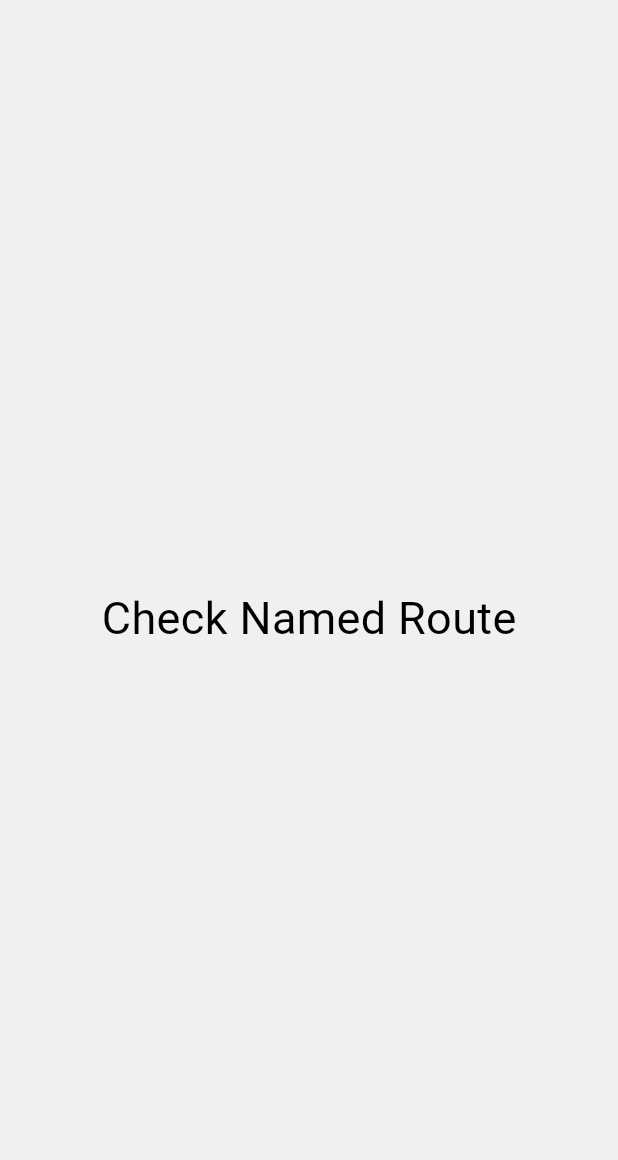
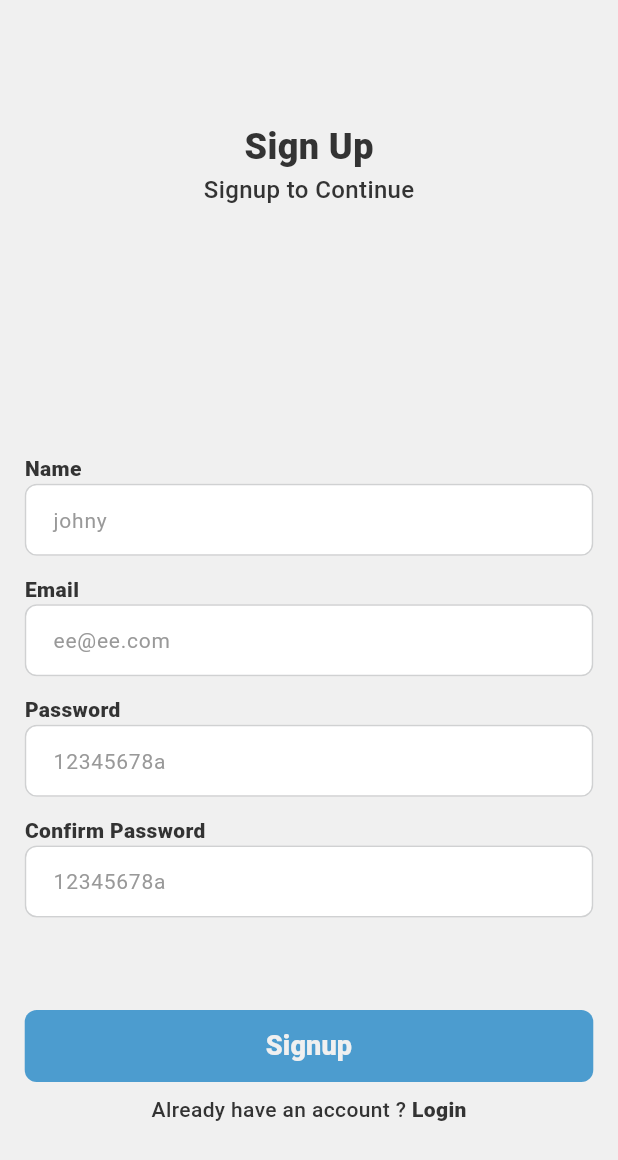
Before and after one commit to ehsankkk1/File-Manager, a Flutter app: the screen it shows after launch, after a tap on "Login", after a tap on "Don't have an account ?", on a phone screen of 412 x 824 dp. Shown: the top 1160 px of the screen. Run offline on Flutter 3.47's test engine with Material 3 defaults, Android fonts, the phone set to English and light mode, and no system bars; our stand-ins replace bloc, equatable, file_picker, flutter_bloc, flutter_svg, get_it and 4 more; network calls fail; Roboto replaces fonts that are missing (Tajawal); project files that could hold a hidden picture were left out.

Commit message:
signup screen

```diff
--- a/lib/features/auth/data/repositories/user_repo_impl.dart
+++ b/lib/features/auth/data/repositories/user_repo_impl.dart
@@ -12,7 +12,9 @@ class UserRepoImpl extends UserRepo {
   Future login(LoginUserEvent loginUserEvent) async {
     return userDataSource.loginUserDataSource(loginUserEvent);
   }
-
+  Future signup(SignUpEvent signUpEvent) async {
+    return userDataSource.signupDataSource(signUpEvent);
+  }
   @override
   Future logout() {
     // TODO: implement logout
--- a/lib/features/auth/domain/repositories/user_repo.dart
+++ b/lib/features/auth/domain/repositories/user_repo.dart
@@ -4,6 +4,7 @@ import '../entities/user_entity.dart';
 
 abstract class UserRepo {
   Future login(LoginUserEvent loginUserEvent);
+  Future signup(SignUpEvent signUpEvent);
   Future logout();
   Future saveUserLocalRepo(User user);
   Future removeUserFromLocalRepo();
--- /dev/null
+++ b/lib/features/auth/domain/use_cases/signup_usecase.dart
@@ -0,0 +1,13 @@
+import 'package:file_manager/features/auth/presentation/bloc/user/user_bloc.dart';
+
+import '../repositories/user_repo.dart';
+
+class SignupUsecase {
+  final UserRepo userRepo;
+
+  SignupUsecase(this.userRepo);
+
+  Future call(SignUpEvent signupEvent) async {
+    return await userRepo.signup(signupEvent);
+  }
+}
--- /dev/null
+++ b/lib/features/auth/presentation/pages/signup_screen.dart
@@ -0,0 +1,206 @@
+import 'package:file_manager/utility/theme/color_style.dart';
+import 'package:flutter/material.dart';
+import 'package:flutter_bloc/flutter_bloc.dart';
+import '../../../../utility/dialogs_and_snackbars/dialogs_snackBar.dart';
+import '../../../../utility/global_widgets/custom_text_field.dart';
+import '../../../../utility/global_widgets/elevated_button_widget.dart';
+import '../../../../utility/router/app_routes.dart';
+import '../../../../utility/theme/text_styles.dart';
+import '../bloc/user/user_bloc.dart';
+
+class SignupScreen extends StatefulWidget {
+  const SignupScreen({Key? key}) : super(key: key);
+
+  @override
+  State<SignupScreen> createState() => _SignupScreenState();
+}
+
+class _SignupScreenState extends State<SignupScreen> {
+  static final GlobalKey<FormState> _key = GlobalKey<FormState>();
+  TextEditingController nameController = TextEditingController();
+  TextEditingController emailController = TextEditingController();
+  TextEditingController passwordController = TextEditingController();
+  TextEditingController confirmPasswordController = TextEditingController();
+
+  @override
+  Widget build(BuildContext context) {
+    double getWidth = MediaQuery.of(context).size.width;
+    double getHeight = MediaQuery.of(context).size.height;
+    final double heightBetweenFields = getHeight * 0.015;
+
+    return BlocListener<UserBloc, UserState>(
+      listener: (context, state) {
+        if (state is UserLoggedState) {
+          Navigator.of(context).pushNamedAndRemoveUntil(
+              AppRoutes.bottomNavBarScreen, (Route<dynamic> route) => false);
+        }
+        if (state is UserErrorState) {
+          DialogsWidgetsSnackBar.showSnackBarFromStatus(
+              context: context,
+              helperResponse: state.helperResponse,
+              showServerError: true);
+        }
+      },
+      child: ColoredBox(
+        color: AppColors.kBackGroundColor,
+        child: SafeArea(
+            child: Scaffold(
+              backgroundColor: AppColors.kBackGroundColor,
+              appBar: AppBar(),
+              body: Form(
+                key: _key,
+                child: ListView(
+                  padding: EdgeInsets.fromLTRB(getWidth * 0.04, getWidth * 0.06,
+                      getWidth * 0.04, getWidth * 0.03),
+                  children: [
+                    Column(
+                      crossAxisAlignment: CrossAxisAlignment.center,
+                      children: [
+                        const Text(
+                          "Sign Up",
+                          style: AppFontStyles.boldH1,
+                        ),
+                        const Text(
+                          "Signup to Continue",
+                          style: AppFontStyles.mediumH3,
+                        ),
+                        SizedBox(
+                          height: getHeight * 0.05,
+                        ),
+
+                        // text fields
+                        Column(
+                          crossAxisAlignment: CrossAxisAlignment.start,
+                          children: [
+                            // phone number text field
+                            SizedBox(
+                              height: getHeight * 0.15,
+                            ),
+                            CustomTextField(
+                              label: "Name",
+                              controller: nameController,
+                              hintText: "johny",
+                              validator: (value){
+                                if (value == null || value.isEmpty) {
+                                  return "Name is required";
+                                }
+                              },
+                            ),
+                            SizedBox(
+                              height: heightBetweenFields,
+                            ),
+                            CustomTextField(
+                              label: "Email",
+                              controller: emailController,
+                              hintText: "ee@ee.com",
+                              validator: (value){
+                                if (value == null || value.isEmpty) {
+                                  return "Email is required";
+                                }
+                              },
+                            ),
+
+                            // password text field
+                            SizedBox(
+                              height: heightBetweenFields,
+                            ),
+
+                            CustomTextField(
+                              action: TextInputAction.done,
+                              controller: passwordController,
+                              label: "Password",
+                              onlyNumber: false,
+                              validator: (value) {
+                                if (value == null || value.isEmpty) {
+                                  return "Password is required";
+                                }
+                                RegExp regex = RegExp(r'^(?=.*?[a-z]).{8,}$');
+                                if (!regex.hasMatch(value)) {
+                                  return 'Please Enter valid password';
+                                }
+                                return null;
+                              },
+                              hintText: '12345678a',
+                              textInputType: TextInputType.visiblePassword,
+                              passwordBool: true,
+                            ),
+
+                            SizedBox(
+                              height: heightBetweenFields,
+                            ),
+                            CustomTextField(
+                              action: TextInputAction.done,
+                              controller: confirmPasswordController,
+                              label: "Confirm Password",
+                              onlyNumber: false,
+                              validator: (value) {
+                                if (value != passwordController.text) {
+                                  return "Must be identical with the password";
+                                }
+
+                                return null;
+                              },
+                              hintText: '12345678a',
+                              textInputType: TextInputType.visiblePassword,
+                              passwordBool: true,
+                            ),
+                            SizedBox(
+                              height: heightBetweenFields,
+                            ),
+
+                          ],
+                        ),
+
+                        SizedBox(height: getHeight * 0.06),
+                        BlocBuilder<UserBloc, UserState>(
+                          builder: (context, state) {
+                            return ElevatedButtonWidget(
+                              title: 'Signup',
+                              isLoading: state is UserLoading,
+                              onPressed: () {
+                                if (_key.currentState!.validate()) {
+                                  context.read<UserBloc>().add(SignUpEvent(
+                                    fullName: nameController.text,
+                                    password: passwordController.text,
+                                    email: emailController.text,
+                                    rePassword: confirmPasswordController.text,
+                                  ));
+                                }
+                              },
+                            );
+                          },
+                        ),
+                        GestureDetector(
+                          onTap: () {
+                            Navigator.of(context)
+                                .pushReplacementNamed(AppRoutes.login);
+                          },
+                          child: const Padding(
+                            padding: EdgeInsets.all(8.0),
+                            child: Row(
+                              mainAxisAlignment: MainAxisAlignment.center,
+                              children: [
+                                Text(
+                                  "Already have an account ? ",
+                                  style:  AppFontStyles.mediumH4,
+                                ),
+                                Text(
+                                  'Login',
+                                  style: AppFontStyles.boldH4,
+                                ),
+                              ],
+                            ),
+                          ),
+                        ),
+                      ],
+                    ),
+                  ],
+                ),
+              ),
+            )),
+      ),
+    );
+  }
+}
+
+//
--- a/lib/utility/networking/endpoints.dart
+++ b/lib/utility/networking/endpoints.dart
@@ -1,9 +1,10 @@
 class EndPoints {
   // my wifi ip address
 
-  static const String kMainUrl = "http://192.168.1.44:3333";
-  static const String kMainUrlAssets = "http://192.168.1.44:3333";
+  static const String kMainUrl = "http://192.168.1.108:3333";
+  static const String kMainUrlAssets = "http://192.168.1.108:3333";
   static const String login = "/auth/signin";
+  static const String signup = "/auth/signup";
   static const String folderCanAccess = "/folders/can-access";
   static const String myFolders = "/folders/my-folders";
 
--- a/lib/utility/router/app_router.dart
+++ b/lib/utility/router/app_router.dart
@@ -1,3 +1,4 @@
+import 'package:file_manager/features/auth/presentation/pages/signup_screen.dart';
 import 'package:file_manager/features/file_feature/domain/entities/file_entity.dart';
 import 'package:file_manager/features/file_feature/presentation/bloc/file_action_bloc/file_action_bloc.dart';
 import 'package:file_manager/features/file_feature/presentation/bloc/file_list_bloc/file_bloc.dart';
@@ -24,6 +25,8 @@ class AppRouter {
 
         case AppRoutes.login:
           return const LoginScreen();
+        case AppRoutes.signUp:
+          return const SignupScreen();
 
         case AppRoutes.filesListScreen:
           FileEvent args = settings.arguments as FileEvent;
```
Also changed, not shown: lib/features/auth/data/data_sources/user_datasource.dart (+19 -0 lines), lib/features/auth/presentation/bloc/user/user_bloc.dart (+14 -0 lines), pubspec.lock.
